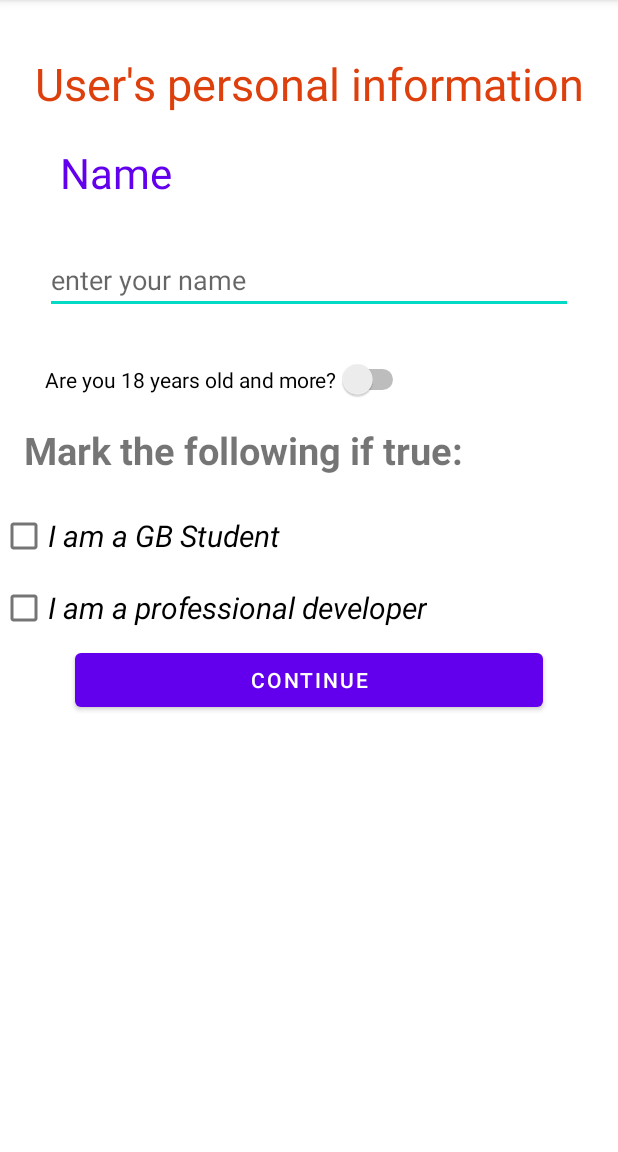
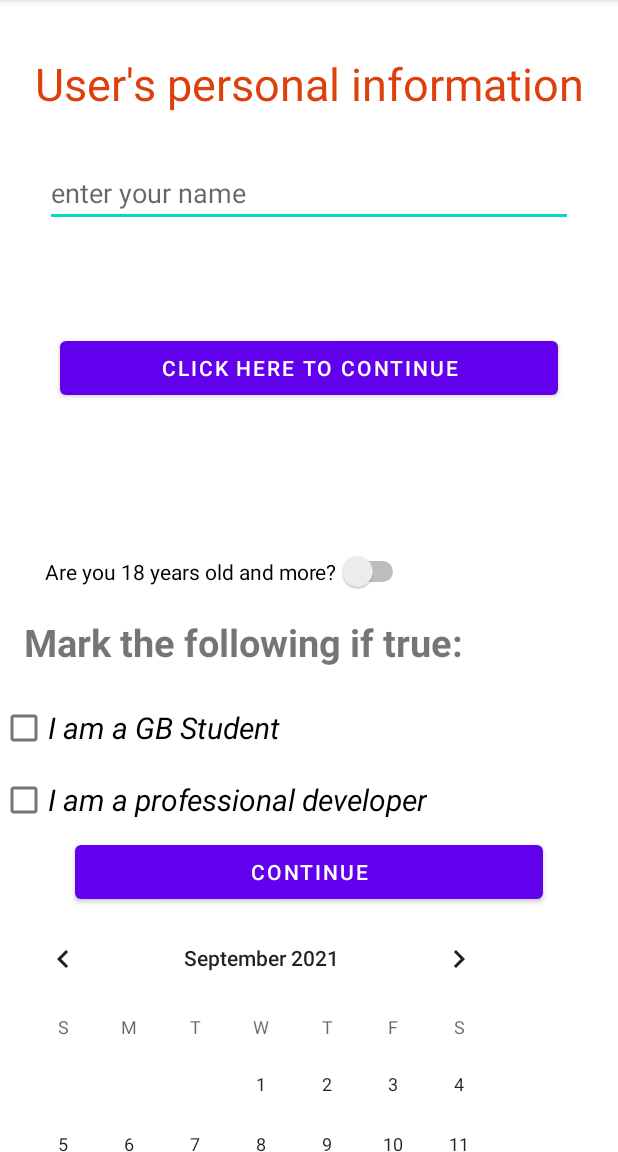
Before and after one commit to Diaschka/Android_Lesson_1, an Android app: the screen it shows after launch (MainActivity), on a phone screen of 412 x 824 dp, the part 84-1236 px from its top. Run offline under Robolectric (Android 15) with nearby library versions, the phone set to English and light mode, and no system bars.

Commit message:
Task 1.2 and 1.3 added

```diff
--- a/app/src/main/AndroidManifest.xml
+++ b/app/src/main/AndroidManifest.xml
@@ -10,6 +10,9 @@
         android:supportsRtl="true"
         android:theme="@style/Theme.Lesson_1">
         <activity
+            android:name=".ActivityTWO"
+            android:exported="true" />
+        <activity
             android:name=".MainActivity"
             android:exported="true">
             <intent-filter>
--- a/app/src/main/java/com/example/lesson_1/MainActivity.java
+++ b/app/src/main/java/com/example/lesson_1/MainActivity.java
@@ -3,17 +3,35 @@ package com.example.lesson_1;
 import androidx.appcompat.app.AppCompatActivity;
 
 import android.os.Bundle;
+import android.view.View;
+import android.widget.Button;
+import android.widget.EditText;
 import android.widget.TextView;
 
+import java.util.Locale;
+
 public class MainActivity extends AppCompatActivity {
-    private TextView usersName;
+    private EditText inputEditText;
+    private Button button1;
+    private TextView textView;
 
     @Override
     protected void onCreate(Bundle savedInstanceState) {
         super.onCreate(savedInstanceState);
         setContentView(R.layout.activity_main);
 
-        //usersName.findViewById(R.id.name_edit_text);
+        button1 = findViewById(R.id.name_button);
+        inputEditText = findViewById(R.id.name_edit_text);
+        textView = findViewById(R.id.user_name_text_view);
+
+        button1.setOnClickListener(new View.OnClickListener() {
+            @Override
+            public void onClick(View view) {
+                String originalText = inputEditText.getText().toString();
+                String resultText = originalText.toUpperCase(Locale.ROOT);
+                textView.setText(resultText);
+            }
+        });
 
     }
 
--- a/app/src/main/res/layout/activity_main.xml
+++ b/app/src/main/res/layout/activity_main.xml
@@ -1,7 +1,6 @@
 <?xml version="1.0" encoding="utf-8"?>
 <ScrollView
     xmlns:android="http://schemas.android.com/apk/res/android"
-    xmlns:app="http://schemas.android.com/apk/res-auto"
     xmlns:tools="http://schemas.android.com/tools"
     android:layout_width="match_parent"
     android:layout_height="match_parent">
@@ -22,25 +21,34 @@
             android:textColor="#DD3F0D"
             android:gravity="center"/>
 
-        <TextView
-            android:id="@+id/user_name_text_view"
-            android:layout_width="wrap_content"
-            android:layout_height="match_parent"
-            android:text="Name"
-            android:textSize="28sp"
-            android:textColor="@color/purple_500"
-            android:layout_marginStart="40dp"
-            android:layout_marginTop="20dp"
-            android:gravity="left"/>
+
 
         <EditText
             android:id="@+id/name_edit_text"
             android:layout_width="match_parent"
             android:layout_height="wrap_content"
-            android:outlineSpotShadowColor="#aa45d2"
+            android:inputType="text"
             android:hint="enter your name"
             android:layout_margin="30dp"
             />
+
+        <Button
+            android:id="@+id/name_button"
+            android:layout_width="match_parent"
+            android:layout_height="wrap_content"
+            android:text="Click here to continue"
+            android:layout_margin="40dp"/>
+
+        <TextView
+            android:id="@+id/user_name_text_view"
+            android:layout_width="wrap_content"
+            android:layout_height="wrap_content"
+            android:textSize="28sp"
+            android:inputType="text"
+            android:textColor="@color/purple_500"
+            android:layout_marginStart="40dp"
+            android:layout_marginTop="20dp"
+            android:gravity="left"/>
 
         <Switch
             android:id="@+id/full_age_switch"
@@ -60,6 +68,7 @@
             android:text="Mark the following if true:"/>
 
         <CheckBox
+            android:id="@+id/student_check_box"
             android:layout_width="wrap_content"
             android:layout_height="wrap_content"
             android:text="I am a GB Student"
@@ -67,6 +76,7 @@
             android:textStyle="italic"/>
 
         <CheckBox
+            android:id="@+id/professional_check_box"
             android:layout_width="wrap_content"
             android:layout_height="wrap_content"
             android:text="I am a professional developer"
@@ -75,13 +85,20 @@
 
 
         <Button
-            android:id="@+id/test_button"
+            android:id="@+id/continue_button"
             android:layout_width="match_parent"
             android:layout_height="wrap_content"
             android:layout_marginLeft="50dp"
             android:layout_marginRight="50dp"
             android:text="CONTINUE"/>
 
+        <CalendarView
+            android:id="@+id/date_calendar_view"
+            android:layout_width="wrap_content"
+            android:layout_height="wrap_content"
+            android:selectedWeekBackgroundColor="#22ba5c"
+            />
 
     </LinearLayout>
+
 </ScrollView>
```
Also changed, not shown: app/src/main/java/com/example/lesson_1/ActivityTWO.java (added, +14 -0 lines), app/src/main/res/layout/activity_two.xml (added, +32 -0 lines).
